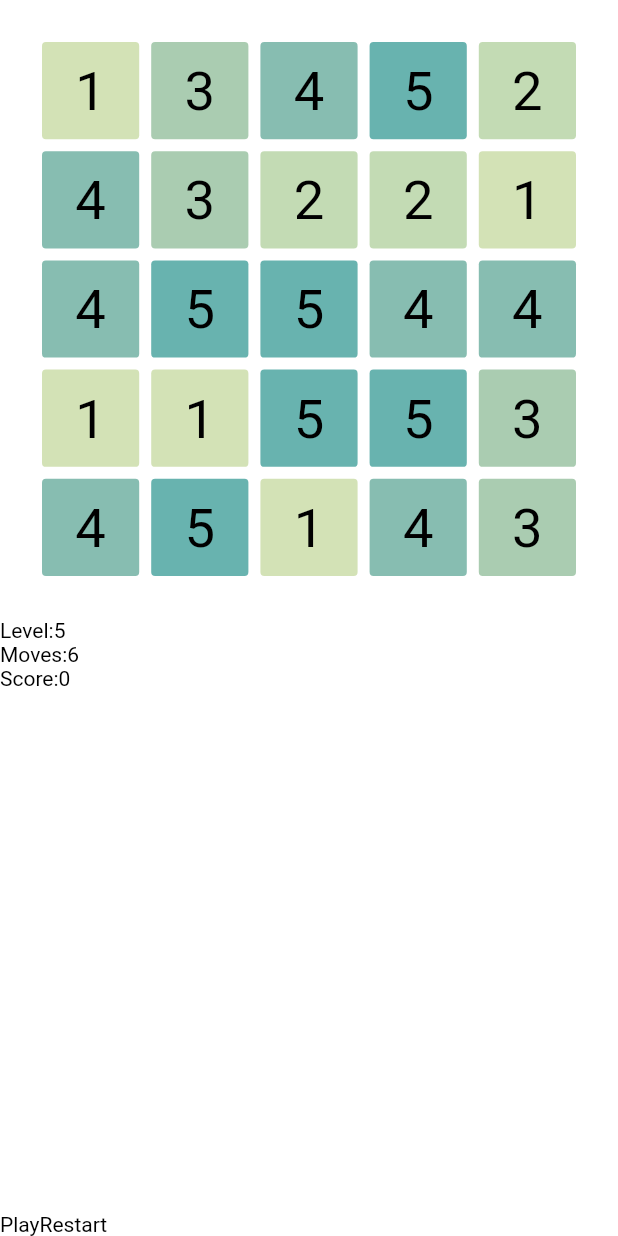
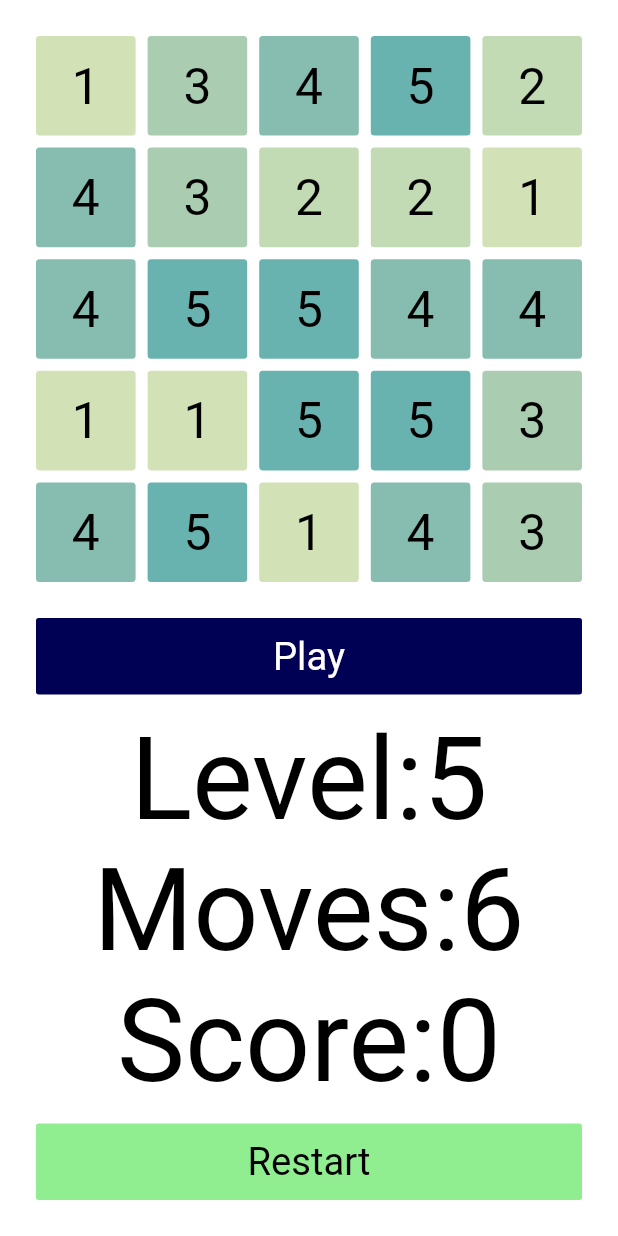
Before and after one commit to dstelljes/sequences, a Flutter app: the screen it shows after launch, on a phone screen of 412 x 824 dp. Run offline on Flutter 3.47's test engine with Material 2 defaults, Android fonts, the phone set to English and light mode, and no system bars.

Commit message:
Style and align scoreboard and play/restart buttons.

```diff
--- a/lib/layout.dart
+++ b/lib/layout.dart
@@ -1,7 +1,9 @@
 import 'package:flutter/widgets.dart';
 import 'game.dart';
 
-const edgePadding = 24.0;
+const buttonPadding = edgePadding / 2;
+const cellPadding = edgePadding / 3;
+const edgePadding = 12.0;
 
 Color highlight(int number) {
   switch (number % 5) {
@@ -31,13 +33,11 @@ class Button extends StatelessWidget {
 
   @override
   Widget build(BuildContext context) {
-    return Container(
+    return GestureDetector(
+      child: Container(
         child: Center(
           child: DefaultTextStyle(
-          child: GestureDetector(
             child: child,
-            onTap: onPress,
-          ),
             style: TextStyle(
               color: textColor
             ),
@@ -47,6 +47,9 @@ class Button extends StatelessWidget {
           borderRadius: new BorderRadius.all(Radius.circular(1.0)),
           color: color
         ),
+        padding: EdgeInsets.all(buttonPadding),
+      ),
+      onTap: onPress,
     );
   }
 
@@ -61,8 +64,7 @@ class Cell extends StatelessWidget {
 
   @override
   Widget build(BuildContext context) {
-    return Padding(
-      child: FittedBox(
+    return FittedBox(
       child: SizedBox(
         child: Button(
           child: Text("${cell.number}"),
@@ -70,11 +72,9 @@ class Cell extends StatelessWidget {
           onPress: onToggle,
           textColor: cell.selected ? Color(0xFFFFFFFF) : Color(0xFF000000),
         ),
-          height: 25.0,
-          width: 25.0,
+        height: 28.0,
+        width: 28.0,
       ),
-      ),
-      padding: EdgeInsets.all(edgePadding / 6),
     );
   }
 
@@ -93,7 +93,6 @@ class CellGrid extends StatelessWidget {
   Widget build(BuildContext context) {
     return AspectRatio(
       aspectRatio: 1.0,
-      child: Padding(
       child: Container(
         child: Column(
           children: List.generate(height, (y) =>
@@ -101,11 +100,14 @@ class CellGrid extends StatelessWidget {
               child: Row(
                 children: List.generate(width, (x) =>
                   Expanded(
+                    child: Padding(
                       child: Cell(
                         cell: cells[y * width + x],
                         onToggle: () {
                           onToggle(x, y);
                         },
+                      ),
+                      padding: EdgeInsets.all(cellPadding),
                     ),
                   )
                 ),
@@ -113,8 +115,6 @@ class CellGrid extends StatelessWidget {
             ),
           ),
         )
-        ),
-        padding: EdgeInsets.all(edgePadding),
       ),
     );
   }
@@ -155,8 +155,8 @@ class Scoreboard extends StatelessWidget {
 
   @override
   Widget build(BuildContext context) {
-    return Expanded(
-      child: Center(
+    return FittedBox(
+      child: SizedBox(
         child: Column(
           children: [
             ScoreboardItem(
@@ -175,7 +175,7 @@ class Scoreboard extends StatelessWidget {
               value: score
             ),
           ],
-        )
+        ),
       ),
     );
   }
@@ -197,10 +197,12 @@ class _GameWidgetState extends State<GameWidget> {
   Widget build(BuildContext context) {
     return SafeArea(
       child: Container(
+        child: Padding(
           child: OrientationBuilder(
             builder: (context, orientation) {
               final panes = <Widget>[
-              new CellGrid(
+                Padding(
+                  child: CellGrid(
                     cells: _game.cells,
                     height: _game.height,
                     onToggle: (x, y) => setState(() {
@@ -208,7 +210,31 @@ class _GameWidgetState extends State<GameWidget> {
                     }),
                     width: _game.width
                   ),
-              new Scoreboard(
+                  padding: EdgeInsets.all(edgePadding - cellPadding)
+                ),
+                Expanded(
+                  child: Column(
+                    children: [
+                      Padding(
+                        child: FittedBox(
+                          child: SizedBox(
+                            child: Button(
+                              child: Text("Play"),
+                              color: Color(0xFF000055),
+                              onPress: () => setState(() {
+                                if (_game.preview != null) {
+                                  _game.play();
+                                }
+                              }),
+                            ),
+                            width: 200.0,
+                          ),
+                          fit: BoxFit.fitWidth,
+                        ),
+                        padding: EdgeInsets.all(edgePadding)
+                      ),
+                      Expanded(
+                        child: Scoreboard(
                           level: _game.level,
                           levelDelta: _game.preview?.level,
                           moves: _game.moves,
@@ -216,24 +242,28 @@ class _GameWidgetState extends State<GameWidget> {
                           score: _game.score,
                           scoreDelta: _game.preview?.score,
                         ),
-              new Row(
-                children: [
-                  GestureDetector(
-                    child: Text("Play"),
-                    onTap: () => setState(() {
-                      if (_game.preview != null) {
-                        _game.play();
-                      }
-                    }),
                       ),
-                  GestureDetector(
+                      Padding(
+                        child: FittedBox(
+                          child: SizedBox(
+                            child: Button(
                               child: Text("Restart"),
-                    onTap: () => setState(() {
+                              color: Color(0xFF90EE90),
+                              onPress: () => setState(() {
                                 _game = Game();
                               }),
+                              textColor: Color(0xFF000000),
                             ),
-                ]
-              )
+                            width: 200.0,
+                          ),
+                          fit: BoxFit.fitWidth,
+                        ),
+                        padding: EdgeInsets.all(edgePadding)
+                      ),
+                    ],
+                    crossAxisAlignment: CrossAxisAlignment.stretch,
+                  ),
+                ),
               ];
 
               return orientation == Orientation.portrait
@@ -241,6 +271,8 @@ class _GameWidgetState extends State<GameWidget> {
                 : Row(children: panes);
             },
           ),
+          padding: EdgeInsets.all(edgePadding)
+        ),
         color: Color(0xFFFFFFFF),
       ),
     );
```
Lines whose indentation alone changed are shown as unchanged.
